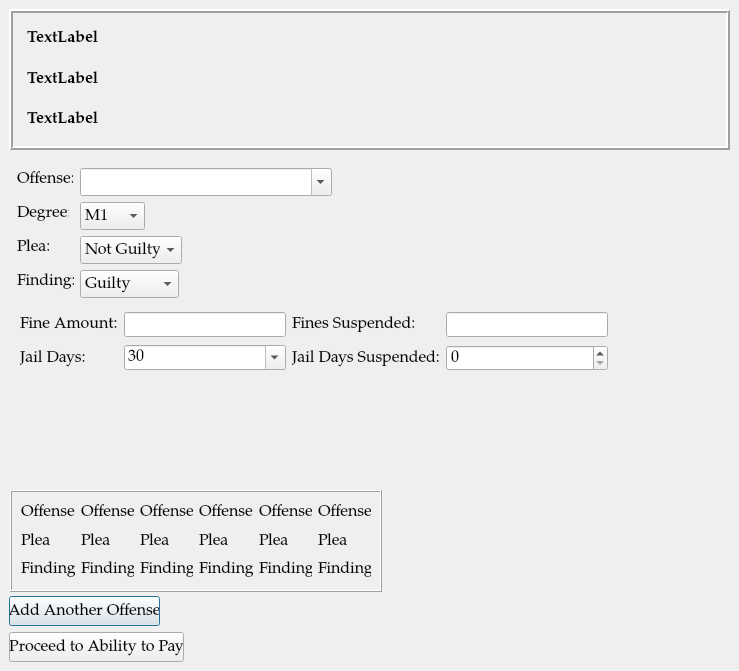
First picture: the form in ui/SentencingDialog.ui, repository HunterProgram22/MuniEntry, before the edit.
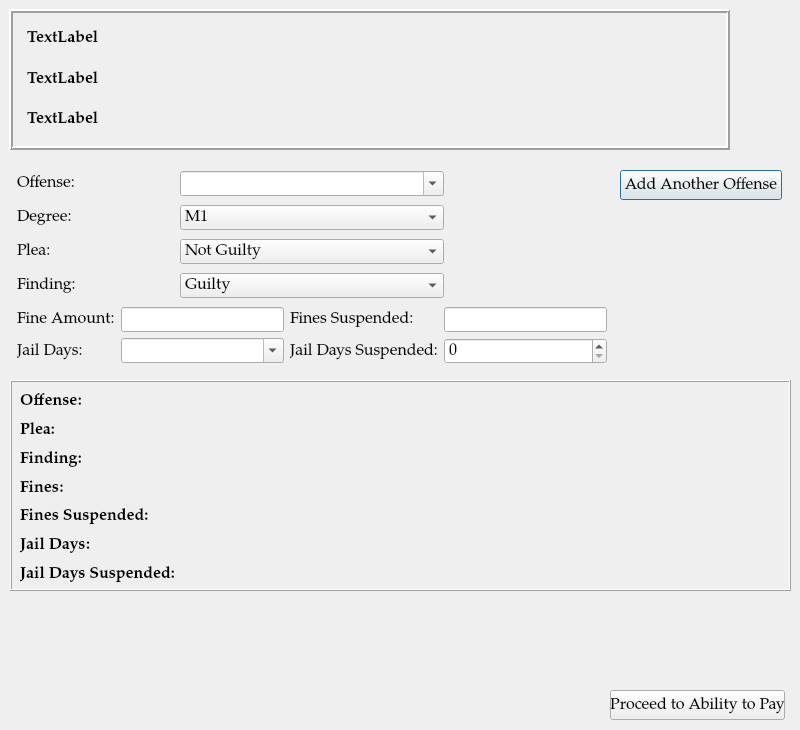
Second picture: the form after the edit.

Commit message: Revised sentencing dialog.

```diff
--- a/ui/SentencingDialog.ui
+++ b/ui/SentencingDialog.ui
@@ -6,8 +6,8 @@
    <rect>
     <x>0</x>
     <y>0</y>
-    <width>739</width>
-    <height>671</height>
+    <width>800</width>
+    <height>730</height>
    </rect>
   </property>
   <property name="sizePolicy">
@@ -16,6 +16,12 @@
     <verstretch>0</verstretch>
    </sizepolicy>
   </property>
+  <property name="minimumSize">
+   <size>
+    <width>800</width>
+    <height>600</height>
+   </size>
+  </property>
   <property name="font">
    <font>
     <family>Palatino Linotype</family>
@@ -111,9 +117,9 @@
    <property name="geometry">
     <rect>
      <x>10</x>
-     <y>490</y>
-     <width>372</width>
-     <height>102</height>
+     <y>380</y>
+     <width>781</width>
+     <height>211</height>
     </rect>
    </property>
    <property name="autoFillBackground">
@@ -125,145 +131,295 @@
    <property name="frameShadow">
     <enum>QFrame::Raised</enum>
    </property>
-   <layout class="QGridLayout" name="gridLayout_4">
-    <item row="0" column="0">
+   <widget class="QWidget" name="">
+    <property name="geometry">
+     <rect>
+      <x>10</x>
+      <y>10</y>
+      <width>761</width>
+      <height>196</height>
+     </rect>
+    </property>
+    <layout class="QHBoxLayout" name="horizontalLayout_2">
+     <item>
+      <layout class="QHBoxLayout" name="horizontalLayout">
+       <item>
      <layout class="QGridLayout" name="gridLayout_3">
       <item row="0" column="0">
        <widget class="QLabel" name="offense_label_1">
-        <property name="text">
-         <string>Offense</string>
-        </property>
-       </widget>
-      </item>
-      <item row="0" column="1">
-       <widget class="QLabel" name="offense_label_2">
+           <property name="font">
+            <font>
+             <weight>75</weight>
+             <bold>true</bold>
+            </font>
+           </property>
         <property name="text">
-         <string>Offense</string>
-        </property>
-       </widget>
-      </item>
-      <item row="0" column="2">
-       <widget class="QLabel" name="offense_label_3">
-        <property name="text">
-         <string>Offense</string>
-        </property>
-       </widget>
-      </item>
-      <item row="0" column="3">
-       <widget class="QLabel" name="offense_label_4">
-        <property name="text">
-         <string>Offense</string>
-        </property>
-       </widget>
-      </item>
-      <item row="0" column="4">
-       <widget class="QLabel" name="offense_label_5">
-        <property name="text">
-         <string>Offense</string>
-        </property>
-       </widget>
-      </item>
-      <item row="0" column="5">
-       <widget class="QLabel" name="offense_label_6">
-        <property name="text">
-         <string>Offense</string>
+            <string>Offense:</string>
+           </property>
+           <property name="wordWrap">
+            <bool>true</bool>
         </property>
        </widget>
       </item>
       <item row="1" column="0">
        <widget class="QLabel" name="plea_label_1">
-        <property name="text">
-         <string>Plea</string>
-        </property>
-       </widget>
-      </item>
-      <item row="1" column="1">
-       <widget class="QLabel" name="plea_label_2">
+           <property name="font">
+            <font>
+             <weight>75</weight>
+             <bold>true</bold>
+            </font>
+           </property>
         <property name="text">
-         <string>Plea</string>
-        </property>
-       </widget>
-      </item>
-      <item row="1" column="2">
-       <widget class="QLabel" name="plea_label_3">
-        <property name="text">
-         <string>Plea</string>
-        </property>
-       </widget>
-      </item>
-      <item row="1" column="3">
-       <widget class="QLabel" name="plea_label_4">
-        <property name="text">
-         <string>Plea</string>
-        </property>
-       </widget>
-      </item>
-      <item row="1" column="4">
-       <widget class="QLabel" name="plea_label_5">
-        <property name="text">
-         <string>Plea</string>
-        </property>
-       </widget>
-      </item>
-      <item row="1" column="5">
-       <widget class="QLabel" name="plea_label_6">
-        <property name="text">
-         <string>Plea</string>
+            <string>Plea:</string>
         </property>
        </widget>
       </item>
       <item row="2" column="0">
        <widget class="QLabel" name="finding_label_1">
+           <property name="font">
+            <font>
+             <weight>75</weight>
+             <bold>true</bold>
+            </font>
+           </property>
         <property name="text">
-         <string>Finding</string>
+            <string>Finding:</string>
         </property>
        </widget>
       </item>
-      <item row="2" column="1">
-       <widget class="QLabel" name="finding_label_2">
+         <item row="3" column="0">
+          <widget class="QLabel" name="label_9">
+           <property name="font">
+            <font>
+             <weight>75</weight>
+             <bold>true</bold>
+            </font>
+           </property>
         <property name="text">
-         <string>Finding</string>
+            <string>Fines:</string>
         </property>
        </widget>
       </item>
-      <item row="2" column="2">
-       <widget class="QLabel" name="finding_label_3">
+         <item row="4" column="0">
+          <widget class="QLabel" name="label_10">
+           <property name="font">
+            <font>
+             <weight>75</weight>
+             <bold>true</bold>
+            </font>
+           </property>
         <property name="text">
-         <string>Finding</string>
+            <string>Fines Suspended:</string>
         </property>
        </widget>
       </item>
-      <item row="2" column="3">
-       <widget class="QLabel" name="finding_label_4">
+         <item row="5" column="0">
+          <widget class="QLabel" name="label_11">
+           <property name="font">
+            <font>
+             <weight>75</weight>
+             <bold>true</bold>
+            </font>
+           </property>
         <property name="text">
-         <string>Finding</string>
+            <string>Jail Days:</string>
         </property>
        </widget>
       </item>
-      <item row="2" column="4">
-       <widget class="QLabel" name="finding_label_5">
+         <item row="6" column="0">
+          <widget class="QLabel" name="label_12">
+           <property name="font">
+            <font>
+             <weight>75</weight>
+             <bold>true</bold>
+            </font>
+           </property>
         <property name="text">
-         <string>Finding</string>
+            <string>Jail Days Suspended:</string>
         </property>
        </widget>
       </item>
-      <item row="2" column="5">
-       <widget class="QLabel" name="finding_label_6">
+        </layout>
+       </item>
+       <item>
+        <layout class="QGridLayout" name="gridLayout_6">
+         <item row="0" column="0">
+          <widget class="QLabel" name="offense_1">
         <property name="text">
-         <string>Finding</string>
-        </property>
-       </widget>
-      </item>
-     </layout>
-    </item>
-   </layout>
+            <string/>
+           </property>
+           <property name="wordWrap">
+            <bool>true</bool>
+           </property>
+          </widget>
+         </item>
+         <item row="1" column="0">
+          <widget class="QLabel" name="plea_1">
+           <property name="text">
+            <string/>
+           </property>
+          </widget>
+         </item>
+         <item row="2" column="0">
+          <widget class="QLabel" name="finding_1">
+           <property name="text">
+            <string/>
+           </property>
+          </widget>
+         </item>
+         <item row="3" column="0">
+          <widget class="QLabel" name="fines_1">
+           <property name="text">
+            <string/>
+           </property>
+          </widget>
+         </item>
+         <item row="4" column="0">
+          <widget class="QLabel" name="fines_suspended_1">
+           <property name="text">
+            <string/>
+           </property>
+          </widget>
+         </item>
+         <item row="5" column="0">
+          <widget class="QLabel" name="jail_days_1">
+           <property name="text">
+            <string/>
+           </property>
+          </widget>
+         </item>
+         <item row="6" column="0">
+          <widget class="QLabel" name="jail_days_suspended_1">
+           <property name="text">
+            <string/>
+           </property>
+          </widget>
+         </item>
+        </layout>
+       </item>
+       <item>
+        <layout class="QGridLayout" name="gridLayout_7">
+         <item row="0" column="0">
+          <widget class="QLabel" name="offense_2">
+           <property name="text">
+            <string/>
+           </property>
+           <property name="wordWrap">
+            <bool>true</bool>
+           </property>
+          </widget>
+         </item>
+         <item row="1" column="0">
+          <widget class="QLabel" name="plea_2">
+           <property name="text">
+            <string/>
+           </property>
+          </widget>
+         </item>
+         <item row="2" column="0">
+          <widget class="QLabel" name="finding_2">
+           <property name="text">
+            <string/>
+           </property>
+          </widget>
+         </item>
+         <item row="3" column="0">
+          <widget class="QLabel" name="fines_2">
+           <property name="text">
+            <string/>
+           </property>
+          </widget>
+         </item>
+         <item row="4" column="0">
+          <widget class="QLabel" name="fines_suspended_2">
+           <property name="text">
+            <string/>
+           </property>
+          </widget>
+         </item>
+         <item row="5" column="0">
+          <widget class="QLabel" name="jail_days_2">
+           <property name="text">
+            <string/>
+           </property>
+          </widget>
+         </item>
+         <item row="6" column="0">
+          <widget class="QLabel" name="jail_days_suspended_2">
+           <property name="text">
+            <string/>
+           </property>
+          </widget>
+         </item>
+        </layout>
+       </item>
+       <item>
+        <layout class="QGridLayout" name="gridLayout_4">
+         <item row="2" column="0">
+          <widget class="QLabel" name="finding_3">
+           <property name="text">
+            <string/>
+           </property>
+          </widget>
+         </item>
+         <item row="6" column="0">
+          <widget class="QLabel" name="jail_days_suspended_3">
+           <property name="text">
+            <string/>
+           </property>
+          </widget>
+         </item>
+         <item row="5" column="0">
+          <widget class="QLabel" name="jail_days_3">
+           <property name="text">
+            <string/>
+           </property>
+          </widget>
+         </item>
+         <item row="4" column="0">
+          <widget class="QLabel" name="fines_suspended_3">
+           <property name="text">
+            <string/>
+           </property>
+          </widget>
+         </item>
+         <item row="1" column="0">
+          <widget class="QLabel" name="plea_3">
+           <property name="text">
+            <string/>
+           </property>
+          </widget>
+         </item>
+         <item row="0" column="0">
+          <widget class="QLabel" name="offense_3">
+           <property name="text">
+            <string/>
+           </property>
+           <property name="wordWrap">
+            <bool>true</bool>
+           </property>
+          </widget>
+         </item>
+         <item row="3" column="0">
+          <widget class="QLabel" name="fines_3">
+           <property name="text">
+            <string/>
+           </property>
+          </widget>
+         </item>
+        </layout>
+       </item>
+      </layout>
+     </item>
+    </layout>
+   </widget>
   </widget>
   <widget class="QPushButton" name="pushButton">
    <property name="geometry">
     <rect>
-     <x>9</x>
-     <y>596</y>
-     <width>151</width>
+     <x>620</x>
+     <y>170</y>
+     <width>162</width>
      <height>30</height>
     </rect>
    </property>
@@ -274,8 +430,8 @@
   <widget class="QPushButton" name="pushButton_2">
    <property name="geometry">
     <rect>
-     <x>9</x>
-     <y>632</y>
+     <x>610</x>
+     <y>690</y>
      <width>175</width>
      <height>30</height>
     </rect>
@@ -284,28 +440,25 @@
     <string>Proceed to Ability to Pay</string>
    </property>
   </widget>
+  <widget class="QWidget" name="">
+   <property name="geometry">
+    <rect>
+     <x>17</x>
+     <y>168</y>
+     <width>590</width>
+     <height>204</height>
+    </rect>
+   </property>
+   <layout class="QGridLayout" name="gridLayout_5">
+    <item row="0" column="0">
   <widget class="QLabel" name="label">
-   <property name="geometry">
-    <rect>
-     <x>17</x>
-     <y>168</y>
-     <width>56</width>
-     <height>22</height>
-    </rect>
-   </property>
    <property name="text">
     <string>Offense:</string>
    </property>
   </widget>
+    </item>
+    <item row="0" column="1">
   <widget class="QComboBox" name="offense_choice_box">
-   <property name="geometry">
-    <rect>
-     <x>80</x>
-     <y>168</y>
-     <width>252</width>
-     <height>28</height>
-    </rect>
-   </property>
    <property name="editable">
     <bool>true</bool>
    </property>
@@ -330,28 +483,16 @@
     </property>
    </item>
   </widget>
+    </item>
+    <item row="1" column="0">
   <widget class="QLabel" name="label_2">
-   <property name="geometry">
-    <rect>
-     <x>17</x>
-     <y>202</y>
-     <width>52</width>
-     <height>22</height>
-    </rect>
-   </property>
    <property name="text">
     <string>Degree:</string>
    </property>
   </widget>
+    </item>
+    <item row="1" column="1">
   <widget class="QComboBox" name="comboBox_2">
-   <property name="geometry">
-    <rect>
-     <x>80</x>
-     <y>202</y>
-     <width>65</width>
-     <height>28</height>
-    </rect>
-   </property>
    <item>
     <property name="text">
      <string>M1</string>
@@ -383,28 +524,16 @@
     </property>
    </item>
   </widget>
+    </item>
+    <item row="2" column="0">
   <widget class="QLabel" name="label_3">
-   <property name="geometry">
-    <rect>
-     <x>17</x>
-     <y>236</y>
-     <width>32</width>
-     <height>22</height>
-    </rect>
-   </property>
    <property name="text">
     <string>Plea:</string>
    </property>
   </widget>
+    </item>
+    <item row="2" column="1">
   <widget class="QComboBox" name="plea_choice_box">
-   <property name="geometry">
-    <rect>
-     <x>80</x>
-     <y>236</y>
-     <width>102</width>
-     <height>28</height>
-    </rect>
-   </property>
    <item>
     <property name="text">
      <string>Not Guilty</string>
@@ -420,29 +549,22 @@
      <string>Guilty</string>
     </property>
    </item>
-  </widget>
+      <item>
+       <property name="text">
+        <string>No Plea - Dismissed</string>
+       </property>
+      </item>
+     </widget>
+    </item>
+    <item row="3" column="0">
   <widget class="QLabel" name="label_4">
-   <property name="geometry">
-    <rect>
-     <x>17</x>
-     <y>270</y>
-     <width>57</width>
-     <height>22</height>
-    </rect>
-   </property>
    <property name="text">
     <string>Finding:</string>
    </property>
   </widget>
+    </item>
+    <item row="3" column="1">
   <widget class="QComboBox" name="finding_choice_box">
-   <property name="geometry">
-    <rect>
-     <x>80</x>
-     <y>270</y>
-     <width>99</width>
-     <height>28</height>
-    </rect>
-   </property>
    <item>
     <property name="text">
      <string>Guilty</string>
@@ -453,16 +575,19 @@
      <string>Not Guilty</string>
     </property>
    </item>
-  </widget>
-  <widget class="QWidget" name="layoutWidget">
-   <property name="geometry">
-    <rect>
-     <x>20</x>
-     <y>310</y>
-     <width>588</width>
-     <height>64</height>
-    </rect>
-   </property>
+      <item>
+       <property name="text">
+        <string>Dismissed</string>
+       </property>
+      </item>
+      <item>
+       <property name="text">
+        <string>Dismissed with conditions</string>
+       </property>
+      </item>
+     </widget>
+    </item>
+    <item row="4" column="0" colspan="3">
    <layout class="QGridLayout" name="gridLayout">
     <item row="1" column="2">
      <widget class="QLabel" name="label_8">
@@ -506,6 +631,11 @@
       <property name="editable">
        <bool>true</bool>
       </property>
+        <item>
+         <property name="text">
+          <string/>
+         </property>
+        </item>
       <item>
        <property name="text">
         <string>30</string>
@@ -539,6 +669,8 @@
      </widget>
     </item>
    </layout>
+    </item>
+   </layout>
   </widget>
  </widget>
  <tabstops>
```
Left out of the diff: 4 changed lines with no effect on the pictures. Lines whose indentation alone changed are shown as unchanged. The commit also changes 4 other files.
